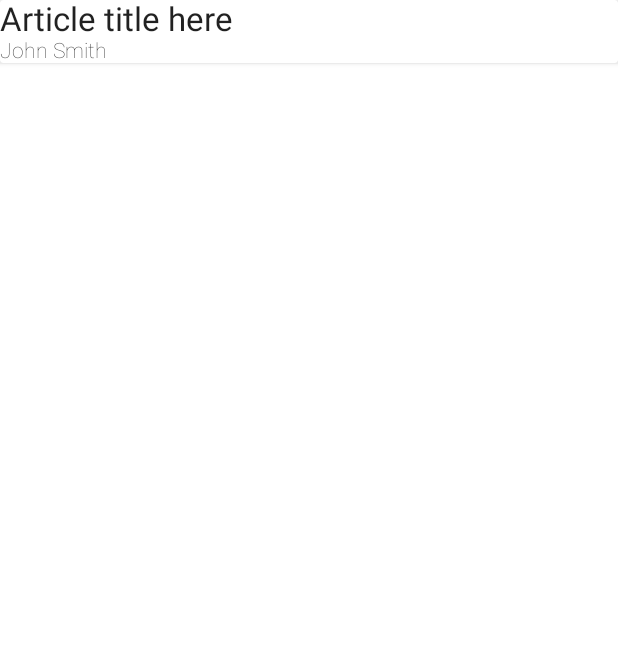
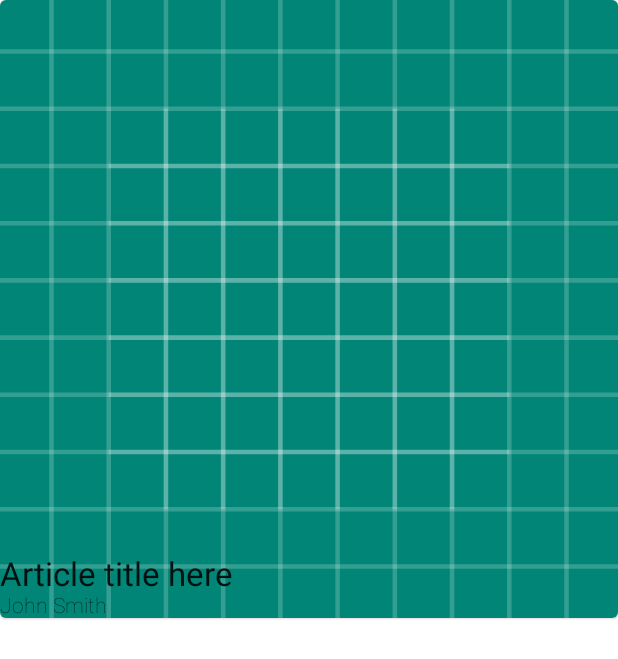
Before and after one commit to welshk91/Pheme, an Android app: the layout article_item.xml on its own in the app's theme, with its tools: preview values and no code run, on a phone screen of 412 x 824 dp. Shown: the top 659 px of the screen. Run offline under Robolectric (Android 15) with nearby library versions, the phone set to English and light mode, and no system bars.

Commit message:
Added article image

```diff
--- a/app/src/main/java/com/welshk/pheme/app/DashboardAdapter.kt
+++ b/app/src/main/java/com/welshk/pheme/app/DashboardAdapter.kt
@@ -5,7 +5,9 @@ import android.view.LayoutInflater
 import android.view.View
 import android.view.ViewGroup
 import android.widget.TextView
+import androidx.appcompat.widget.AppCompatImageView
 import androidx.recyclerview.widget.RecyclerView
+import com.squareup.picasso.Picasso
 import com.welshk.pheme.R
 import com.welshk.pheme.model.Article
 
@@ -27,6 +29,11 @@ class DashboardAdapter(
         articles?.get(position)?.let {
             holder.title.text = it.title
             holder.author.text = it.author
+
+            Picasso.get()
+                .load(it.urlToImage)
+                .into(holder.image)
+
             holder.setOnItemClickedListener(it, listener)
         }
     }
@@ -34,6 +41,7 @@ class DashboardAdapter(
     class ViewHolder(context: Context, view: View) : RecyclerView.ViewHolder(view) {
         var title: TextView = view.findViewById(R.id.title)
         var author: TextView = view.findViewById(R.id.author)
+        var image: AppCompatImageView = view.findViewById(R.id.image)
 
         internal fun setOnItemClickedListener(
             article: Article,
--- a/app/src/main/res/layout/article_item.xml
+++ b/app/src/main/res/layout/article_item.xml
@@ -1,5 +1,5 @@
 <?xml version="1.0" encoding="utf-8"?>
-<androidx.cardview.widget.CardView xmlns:android="http://schemas.android.com/apk/res/android"
+<com.google.android.material.card.MaterialCardView xmlns:android="http://schemas.android.com/apk/res/android"
     xmlns:tools="http://schemas.android.com/tools"
     xmlns:app="http://schemas.android.com/apk/res-auto"
     android:layout_width="match_parent"
@@ -8,6 +8,18 @@
     <androidx.constraintlayout.widget.ConstraintLayout
         android:layout_width="match_parent"
         android:layout_height="wrap_content">
+
+        <androidx.appcompat.widget.AppCompatImageView
+            android:id="@+id/image"
+            android:layout_width="0dp"
+            android:layout_height="wrap_content"
+            android:scaleType="fitCenter"
+            android:adjustViewBounds="true"
+            app:layout_constraintStart_toStartOf="parent"
+            app:layout_constraintEnd_toEndOf="parent"
+            app:layout_constraintTop_toTopOf="parent"
+            app:layout_constraintBottom_toBottomOf="parent"
+            tools:src="@drawable/ic_launcher_background" />
 
         <TextView
             android:id="@+id/title"
@@ -27,4 +39,4 @@
             app:layout_constraintBottom_toBottomOf="parent"
             tools:text="John Smith" />
     </androidx.constraintlayout.widget.ConstraintLayout>
-</androidx.cardview.widget.CardView>
+</com.google.android.material.card.MaterialCardView>
```
